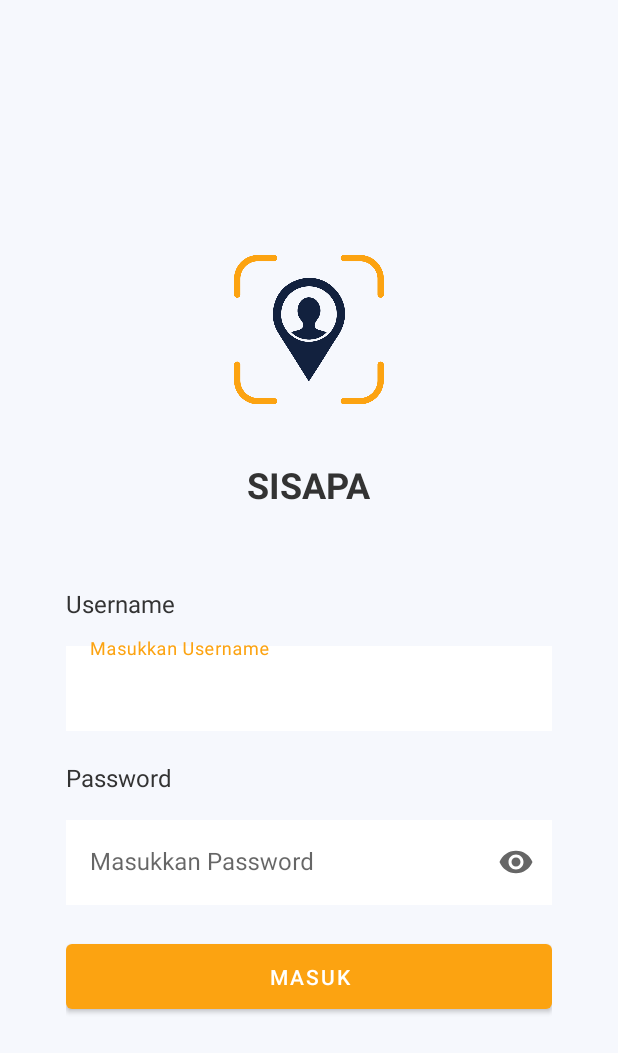
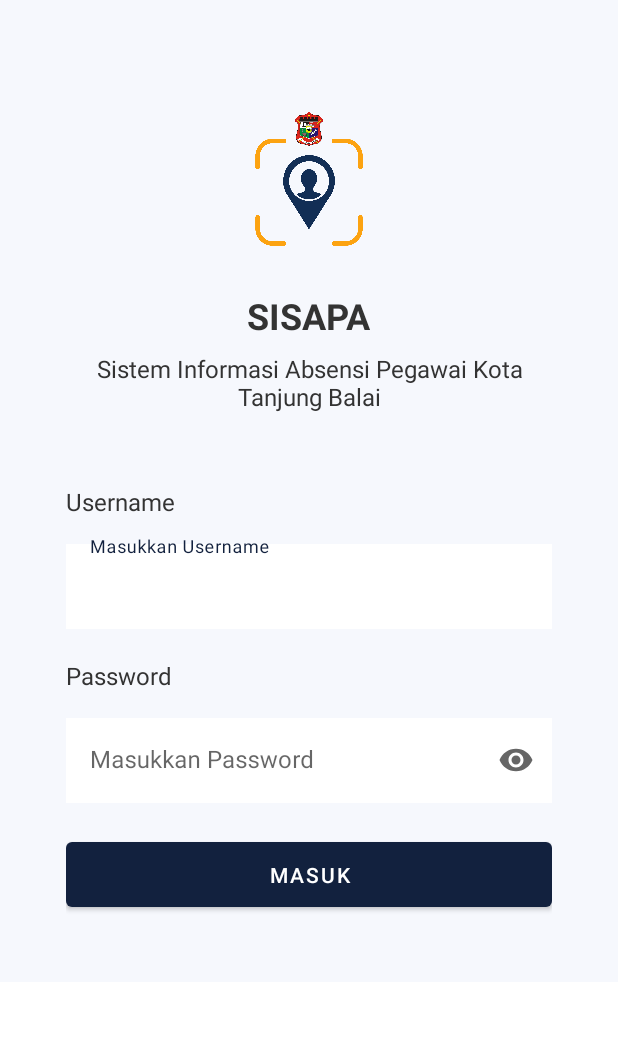
Before and after one commit to fadillahrizki/htd-presensi, an Android app: the LoginActivity screen opened directly, with no data from a screen before it, on a phone screen of 412 x 824 dp. Shown: the top 1053 px of the screen. Run offline under Robolectric (Android 15) with nearby library versions, the light colour scheme and no system bars.

Commit message:
login message and welcome screen

```diff
--- a/app/src/main/java/com/htd/presensi/activity/LoginActivity.kt
+++ b/app/src/main/java/com/htd/presensi/activity/LoginActivity.kt
@@ -74,11 +74,13 @@ class LoginActivity : AppCompatActivity(), View.OnClickListener {
                         var jsonObject: JSONObject? = null
                         try {
                             jsonObject = JSONObject(response.errorBody().string())
+                            Log.d(packageName,jsonObject.toString())
                             val message: String = jsonObject.getString("message")
-                            if(message == "Device number not valid"){
+                            if(message.contains("Device number")){
                                 binding.tvError.setText(message)
+                            }else{
+                                Toast.makeText(applicationContext,message, Toast.LENGTH_LONG).show()
                             }
-                            Toast.makeText(applicationContext,message, Toast.LENGTH_LONG).show()
                         } catch (e: JSONException) {
                             e.printStackTrace()
                         }
--- a/app/src/main/java/com/htd/presensi/activity/MainActivity.kt
+++ b/app/src/main/java/com/htd/presensi/activity/MainActivity.kt
@@ -157,6 +157,8 @@ class MainActivity : AppCompatActivity(), View.OnClickListener,LocationListener,
 //        worktimeDialog.setContentView(R.layout.worktime)
 //        worktimeDialog.window?.setLayout(ViewGroup.LayoutParams.MATCH_PARENT, ViewGroup.LayoutParams.WRAP_CONTENT)
 //        worktimeSpinner = worktimeDialog.findViewById(R.id.worktime_spinner) as Spinner
+
+        binding.name.text = userLoggedIn.getString("name",null)
 
         if(radius == null){
             binding.absen.visibility = View.GONE
--- a/app/src/main/res/layout/activity_login.xml
+++ b/app/src/main/res/layout/activity_login.xml
@@ -1,10 +1,14 @@
 <?xml version="1.0" encoding="utf-8"?>
-<LinearLayout xmlns:android="http://schemas.android.com/apk/res/android"
+<ScrollView xmlns:android="http://schemas.android.com/apk/res/android"
     xmlns:app="http://schemas.android.com/apk/res-auto"
     xmlns:tools="http://schemas.android.com/tools"
     android:layout_width="match_parent"
     android:layout_height="match_parent"
-    tools:context=".activity.LoginActivity"
+    tools:context=".activity.LoginActivity">
+
+    <LinearLayout
+        android:layout_width="match_parent"
+        android:layout_height="match_parent"
         android:orientation="vertical"
         android:gravity="center"
         android:background="@color/bg"
@@ -29,8 +33,16 @@
             android:layout_height="wrap_content"
             android:textSize="24sp"
             android:textStyle="bold"
-            android:layout_marginVertical="12dp"
             android:textColor="@color/black"/>
+
+        <TextView
+            android:layout_width="match_parent"
+            android:layout_height="wrap_content"
+            android:layout_marginVertical="8dp"
+            android:text="@string/app_description"
+            android:textAlignment="center"
+            android:textColor="@color/black"
+            android:textSize="16sp"/>
 
         </LinearLayout>
 
@@ -136,3 +148,6 @@
 
 
     </LinearLayout>
+
+
+</ScrollView>
--- a/app/src/main/res/layout/activity_splash_screen.xml
+++ b/app/src/main/res/layout/activity_splash_screen.xml
@@ -30,7 +30,7 @@
             android:textSize="40sp"
             android:textAllCaps="false"
             android:layout_marginVertical="12dp"
-            android:textColor="@color/white"/>
+            android:textColor="@color/primary_200"/>
 
         <TextView
             android:text="@string/app_description"
@@ -39,7 +39,7 @@
             android:textSize="20sp"
             android:textAllCaps="false"
             android:textAlignment="center"
-            android:textColor="@color/white"/>
+            android:textColor="@color/primary_200"/>
 
     </LinearLayout>
 
--- a/app/src/main/res/values/colors.xml
+++ b/app/src/main/res/values/colors.xml
@@ -1,9 +1,9 @@
 <?xml version="1.0" encoding="utf-8"?>
 <resources>
 
-    <color name="primary_200">#FCA311</color>
-    <color name="secondary_200">#12213E</color>
-    <color name="primary_500">#D3890F</color>
+    <color name="primary_200">#12213E</color>
+    <color name="secondary_200">#FCA311</color>
+    <color name="primary_500">#0F1C33</color>
     <color name="teal_200">#FF03DAC5</color>
     <color name="teal_700">#FF018786</color>
     <color name="black">#333333</color>
--- a/app/src/main/res/values/strings.xml
+++ b/app/src/main/res/values/strings.xml
@@ -1,6 +1,6 @@
 <resources>
     <string name="app_name">SISAPA</string>
-    <string name="app_description">Sistem Informasi Absensi Pegawai</string>
+    <string name="app_description">Sistem Informasi Absensi Pegawai Kota Tanjung Balai</string>
 
     <string name="jenis_kelamin">Jenis Kelamin</string>
     <string name="masukkan_username">Masukkan Username</string>
```
Also changed, not shown: app/src/main/java/com/htd/presensi/activity/SplashScreenActivity.kt (+15 -3 lines), app/src/main/res/layout/activity_main.xml (+10 -9 lines), app/src/main/res/drawable-v24/bg.png, app/src/main/res/drawable-v24/logo.png. Lines whose indentation alone changed are shown as unchanged.
